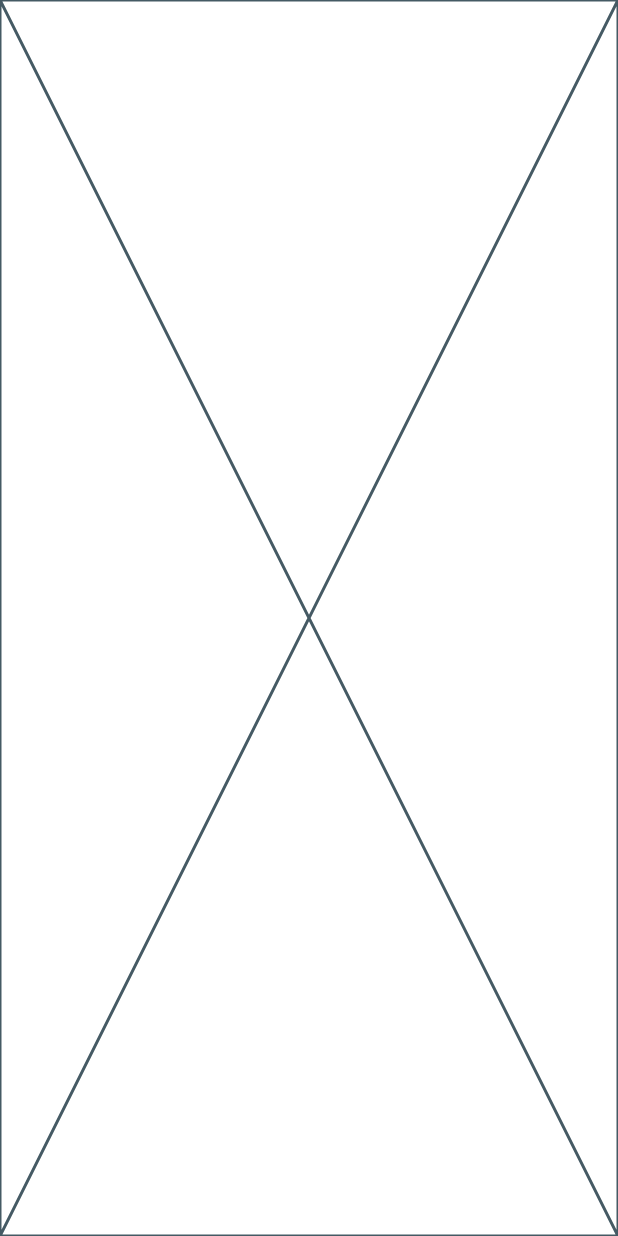
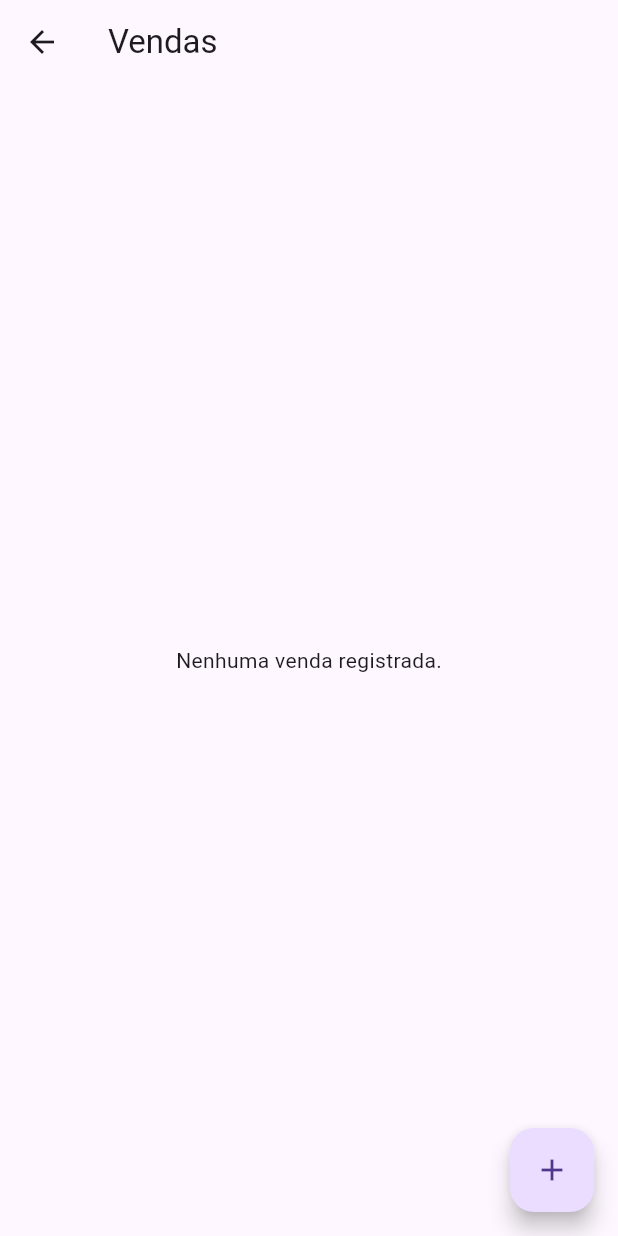
Before and after one commit to Lfelix05/Caixa_ADM, a Flutter app: the screen it shows after launch, after a tap on "Vendas", on a phone screen of 412 x 824 dp. Run offline on Flutter 3.47's test engine with Material 3 defaults, Android fonts, the phone set to English and light mode, and no system bars.

Commit message:
Refactor view structure and enhance VendasPage
Moved UI files into a 'view' directory and updated imports to use package paths. Deleted the old 'vendas_tela.dart' and replaced it with an improved version in 'view/vendas_tela.dart' that implements a full-featured sales form and list. Updated 'main.dart' and 'home.dart' to reflect the new structure and imports.

```diff
--- a/lib/main.dart
+++ b/lib/main.dart
@@ -1,5 +1,5 @@
 import 'package:flutter/material.dart';
-import 'home.dart';
+import 'package:caixa/view/home.dart';
 
 void main() {
   runApp(const MainApp());
--- a/lib/vendas_tela.dart
+++ /dev/null
@@ -1,15 +0,0 @@
-import 'package:flutter/material.dart';
-
-class VendasPage extends StatefulWidget {
-  const VendasPage({super.key});
-
-  @override
-  State<VendasPage> createState() => _VendasPageState();
-}
-
-class _VendasPageState extends State<VendasPage> {
-  @override
-  Widget build(BuildContext context) {
-    return const Placeholder();
-  }
-}
--- a/lib/home.dart
+++ b/lib/view/home.dart
@@ -1,6 +1,6 @@
 import 'package:flutter/material.dart';
-import 'produtos_tela.dart';
-import 'vendas_tela.dart';
+import 'package:caixa/view/produtos_tela.dart';
+import 'package:caixa/view/vendas_tela.dart';
 
 class HomePage extends StatelessWidget {
   const HomePage({super.key});
@@ -13,7 +13,7 @@ class HomePage extends StatelessWidget {
         title: const Text('Home Page'),
       ),
       body: Center(
-        child: Container(
+        child: SizedBox(
           width: 500,
           height: 400,
           child: Card(
@@ -24,11 +24,11 @@ class HomePage extends StatelessWidget {
                 children: [
                   Text('Bem-vindo à Tela Inicial', style: TextStyle(fontSize: 32, fontWeight: FontWeight.bold)),
                   SizedBox(height: 50),
-                  ElevatedButton(onPressed: () {Navigator.push(context, MaterialPageRoute(builder: (context) => ProdutosPage()));}, child: Text("Produtos", style: TextStyle(fontSize: 20),),
-                  style: TextButton.styleFrom(minimumSize: Size(300, 50), backgroundColor: Colors.redAccent, foregroundColor: const Color.fromARGB(255, 0, 0, 0)),),
+                  ElevatedButton(onPressed: () {Navigator.push(context, MaterialPageRoute(builder: (context) => ProdutosPage()));},
+                  style: TextButton.styleFrom(minimumSize: Size(300, 50), backgroundColor: Colors.redAccent, foregroundColor: const Color.fromARGB(255, 0, 0, 0)), child: Text("Produtos", style: TextStyle(fontSize: 20),),),
                   SizedBox(height: 20),
-                  ElevatedButton(onPressed: () {Navigator.push(context, MaterialPageRoute(builder: (context) => VendasPage()));}, child: Text("Vendas", style: TextStyle(fontSize: 20),)
-                  , style: TextButton.styleFrom(minimumSize: Size(300, 50), backgroundColor: Colors.yellowAccent, foregroundColor: const Color.fromARGB(255, 0, 0, 0)),),
+                  ElevatedButton(onPressed: () {Navigator.push(context, MaterialPageRoute(builder: (context) => VendasPage()));}, style: TextButton.styleFrom(minimumSize: Size(300, 50), backgroundColor: Colors.yellowAccent, foregroundColor: const Color.fromARGB(255, 0, 0, 0)), child: Text("Vendas", style: TextStyle(fontSize: 20),)
+                  ,),
 
                 ],
               ),
--- a/lib/produtos_tela.dart
+++ b/lib/view/produtos_tela.dart
@@ -1,7 +1,7 @@
 import 'package:flutter/material.dart';
 import 'package:flutter/services.dart';
-import 'database.dart';
-import 'produtos.dart';
+import 'package:caixa/database.dart';
+import 'package:caixa/produtos.dart';
 
 class DateInputFormatter extends TextInputFormatter {
   @override
--- /dev/null
+++ b/lib/view/vendas_tela.dart
@@ -0,0 +1,120 @@
+import 'package:flutter/material.dart';
+import 'package:caixa/database.dart';
+
+import '../vendas.dart';
+
+class VendasPage extends StatefulWidget {
+  const VendasPage({super.key});
+
+  @override
+  State<VendasPage> createState() => _VendasPageState();
+}
+
+class _VendasPageState extends State<VendasPage> {
+  int _reloadKey = 0;
+  final TextEditingController _namecontroller = TextEditingController();
+  final TextEditingController _precoVendaController = TextEditingController();
+  final TextEditingController _dataVendaController = TextEditingController();
+  final TextEditingController _clienteController = TextEditingController();
+  final TextEditingController _prazoVendaController = TextEditingController();
+
+  @override
+  Widget build(BuildContext context) {
+    return Scaffold(
+      appBar: AppBar(
+        title: const Text('Vendas'),
+      ),
+      body: Database.vendas.isEmpty
+          ? const Center(
+              child: Text('Nenhuma venda registrada.'),
+            )
+          : ListView.builder(
+              itemCount: Database.vendas.length,
+              itemBuilder: (context, index) {
+                final venda = Database.vendas[index];
+                return ListTile(
+                  title: Text(venda.nome_produto),
+                  subtitle: Text(
+                      'Preço: \$${venda.preco_venda.toStringAsFixed(2)}\nData da Venda: ${venda.data_venda.toLocal().toString().split(' ')[0]}\nCliente: ${venda.cliente}\nPrazo de Venda: ${venda.prazo_venda.toLocal().toString().split(' ')[0]}'),
+                );
+              },
+            ),
+      floatingActionButton: FloatingActionButton(
+            onPressed: () {
+              showDialog(context: context,
+               builder: (BuildContext context) {
+                 return AlertDialog(
+                   title: Text('Adicionar Venda'),
+                   content: SingleChildScrollView(
+                     child: Column(
+                       children: [
+                        Text('Formulário para adicionar uma nova venda.'),
+                         TextField(
+                           decoration: InputDecoration(labelText: 'Nome do Produto'),
+                            controller: _namecontroller,
+                         ),
+                         TextField(
+                           decoration: InputDecoration(labelText: 'Preço de Venda'),
+                           keyboardType: TextInputType.number,
+                           controller: _precoVendaController,
+                         ),
+                         TextField(
+                           decoration: InputDecoration(labelText: 'Data da Venda'),
+                           controller: _dataVendaController,
+                         ),
+                         TextField(
+                           decoration: InputDecoration(labelText: 'Cliente'),
+                           controller: _clienteController,
+                         ),
+                         TextField(
+                           decoration: InputDecoration(labelText: 'Prazo de Venda'),
+                           controller: _prazoVendaController,
+                         ),
+                       ],
+                     ),
+                   ),
+                   actions: [
+                     TextButton(
+                       onPressed: () {
+                         Navigator.of(context).pop();
+                       },
+                       child: Text('Fechar'),
+                     ),
+                     TextButton(
+                      child: Text('Adicionar'),
+                      onPressed: (){
+                     final String nomeProduto = _namecontroller.text;
+                     final double precoVenda = double.tryParse(_precoVendaController.text) ?? 0.0;
+                     final DateTime dataVenda = DateTime.tryParse(_dataVendaController.text) ?? DateTime.now();
+                     final String cliente = _clienteController.text;
+                     final DateTime prazoVenda = DateTime.tryParse(_prazoVendaController.text) ?? DateTime.now();
+                      final venda = Vendas(
+                        nome_produto: nomeProduto,
+                        preco_venda: precoVenda,
+                        data_venda: dataVenda,
+                        cliente: cliente,
+                        prazo_venda: prazoVenda,
+                      );
+                     Database.addVenda(venda);
+
+                     _namecontroller.clear();
+                     _precoVendaController.clear();
+                     _dataVendaController.clear();
+                     _clienteController.clear();
+                     _prazoVendaController.clear();
+
+                      Navigator.of(context).pop();
+                      setState(() {
+                        _reloadKey++;
+                      });
+                   },
+                   ),
+                   ],
+                 );
+                });
+            },
+            child: const Icon(Icons.add),
+           ),
+    );
+  }
+}
```
